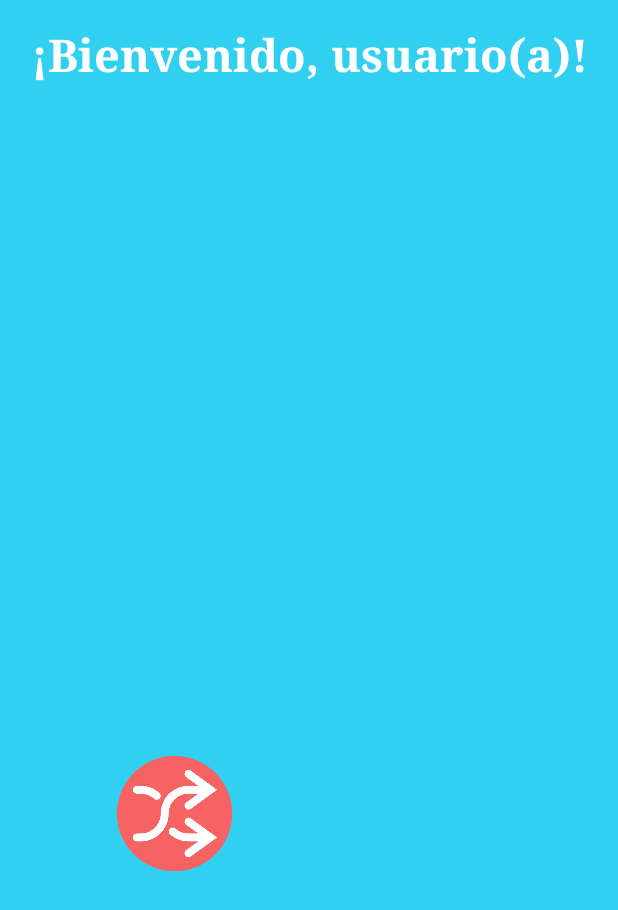
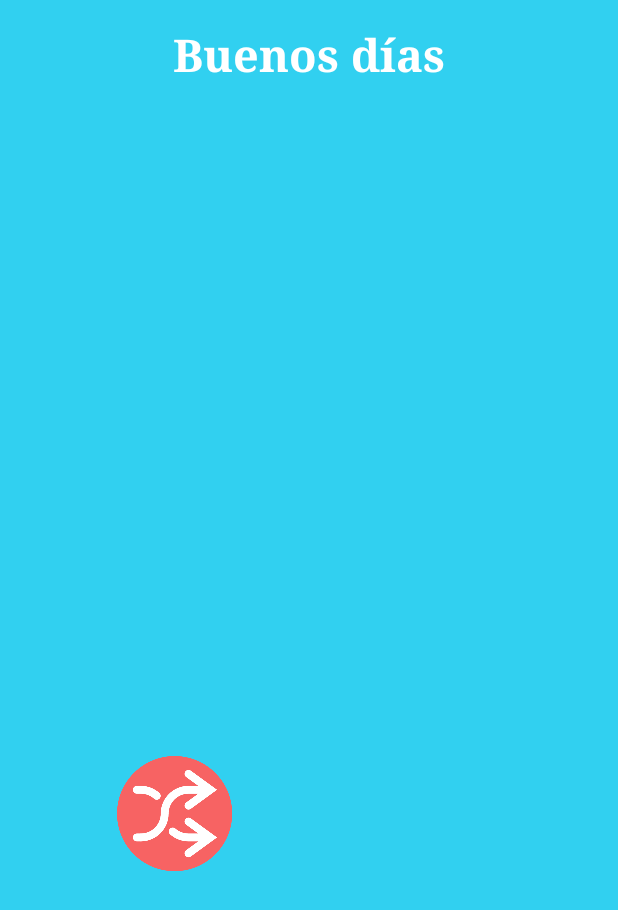
Before and after one commit to Miguelon26/Rample, an Android app: the screen it shows after launch (MainActivity), on a phone screen of 412 x 824 dp. Shown: the top 910 px of the screen. Run offline under Robolectric (Android 15) with nearby library versions, the phone set to English and light mode, and no system bars.

Commit message:
Se agrego el mensaje personalizado dependiendo de la hora

```diff
--- a/app/src/main/java/com/example/rample/MainActivity.java
+++ b/app/src/main/java/com/example/rample/MainActivity.java
@@ -20,6 +20,9 @@ import android.view.animation.Animation;
 import android.view.animation.AnimationUtils;
 import android.view.animation.BounceInterpolator;
 import android.widget.ImageButton;
+import android.widget.TextView;
+
+import java.util.Calendar;
 
 public class MainActivity extends AppCompatActivity {
     Animation button_Animation;
@@ -31,6 +34,29 @@ public class MainActivity extends AppCompatActivity {
         setContentView(R.layout.activity_main);
 
         rample_Button = (ImageButton) findViewById(R.id.imageButton);
+
+        //Se obtiene la fecha y hora actuales
+        Calendar rightNow = Calendar.getInstance();
+        int currentTime = rightNow.get(Calendar.HOUR_OF_DAY);
+
+        /*Dependiendo de la hora del día, sera mostrada una frase en la panatalla principal
+         *  */
+        TextView textViewHora = findViewById(R.id.textViewTime);
+        if ((currentTime < 5)) {
+            textViewHora.setText("Buenas noches");
+        } else {
+            if (currentTime < 12){
+                textViewHora.setText("Buenos días");
+            }else{
+                if (currentTime < 19){
+                    textViewHora.setText("Buenas tardes");
+                }
+                else {
+                    textViewHora.setText("Buenas noches");
+                }
+            }
+
+        }
 
     }//onCreate
 
--- a/app/src/main/res/layout/activity_main.xml
+++ b/app/src/main/res/layout/activity_main.xml
@@ -8,7 +8,7 @@
     tools:context=".MainActivity">
 
     <TextView
-        android:id="@+id/textView3"
+        android:id="@+id/textViewTime"
         android:layout_width="wrap_content"
         android:layout_height="wrap_content"
         android:layout_marginTop="16dp"
```
